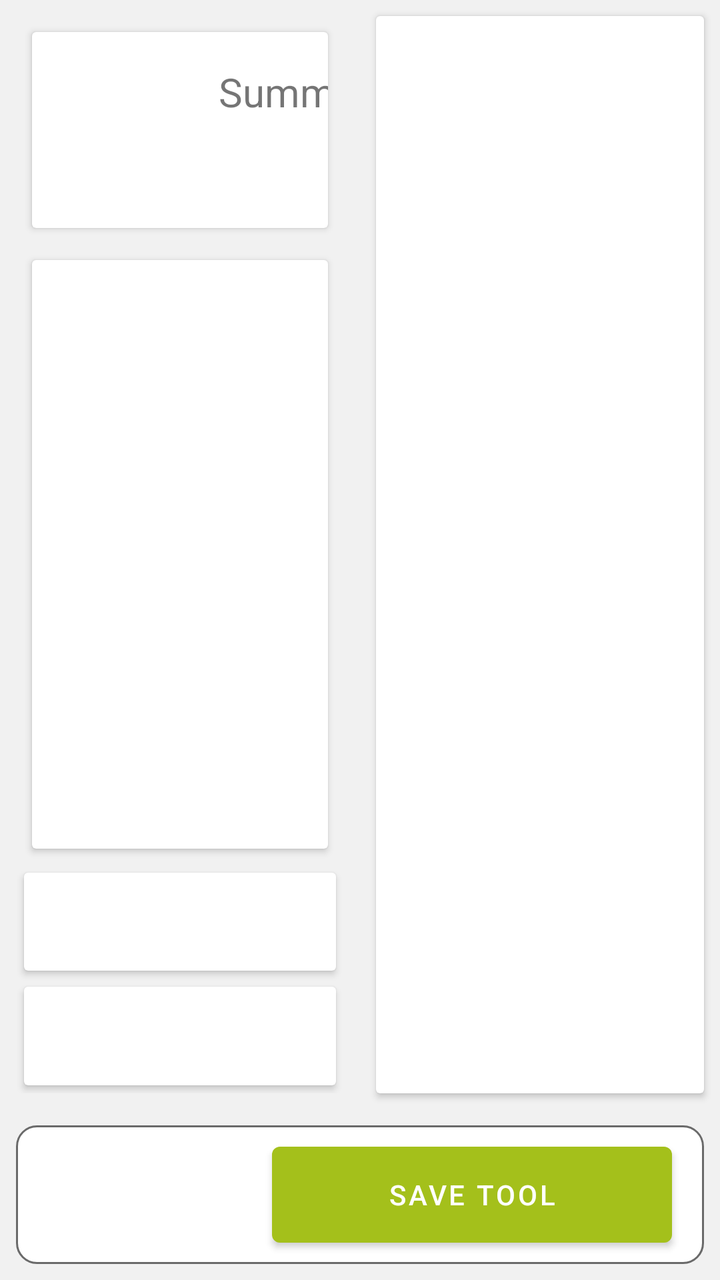
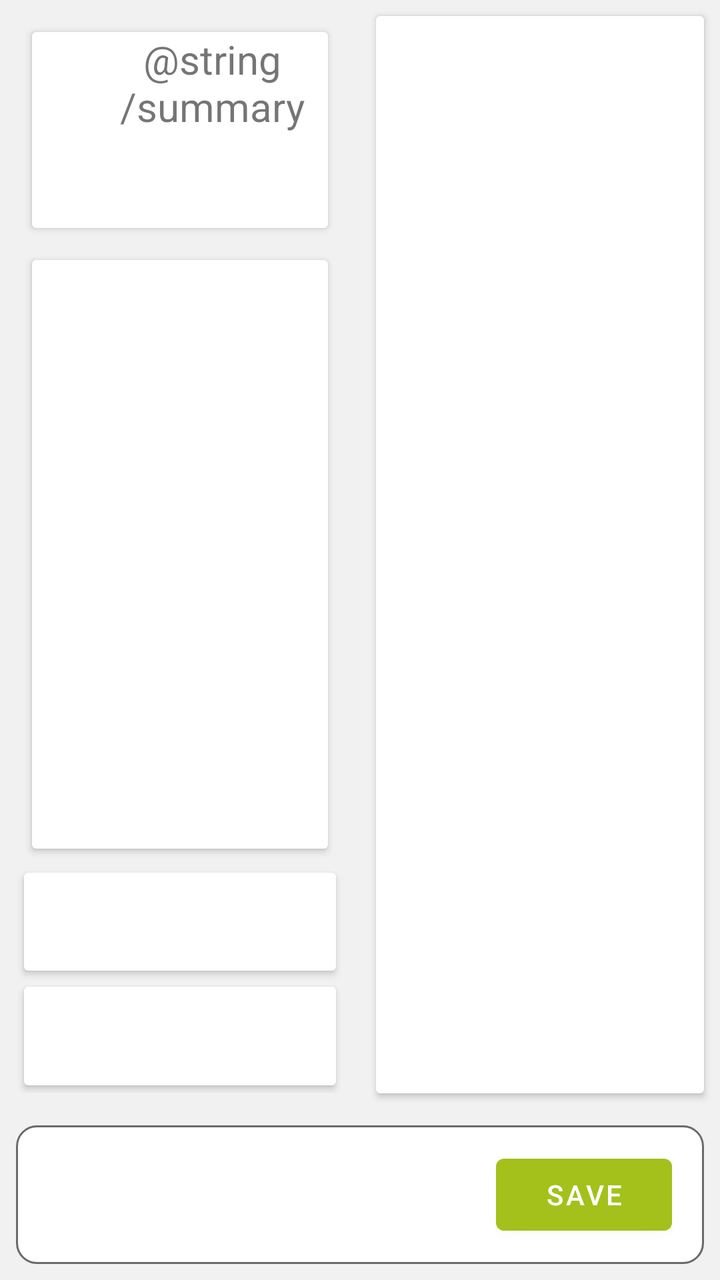

The first picture is an Android layout as it rendered before a commit; the second is the same layout after the commit. The layout source and the unified diff follow.
<!-- AndroidManifest.xml: application theme AppTheme -->
<!-- res/layout/fragment_tool_management_summary.xml -->
<?xml version="1.0" encoding="utf-8"?>
<layout xmlns:android="http://schemas.android.com/apk/res/android"
    xmlns:app="http://schemas.android.com/apk/res-auto">

    <data>

        <variable
            name="viewModel"
            type="eu.agribot.agribotapp.ui.fragment.toolmanagement.toolsummary.ToolSummaryViewModel" />
    </data>




    <LinearLayout
        android:layout_width="match_parent"
        android:layout_height="match_parent"
        android:background="@color/background_gray"
        android:orientation="vertical">

    <LinearLayout
        android:layout_width="match_parent"
        android:layout_height="0dp"
        android:layout_weight="4"
        android:background="@color/background_gray"
        android:orientation="horizontal">


        <LinearLayout
            android:layout_width="0dp"
            android:layout_height="match_parent"
            android:orientation="vertical"
            android:layout_margin="@dimen/margin_medium"
            android:layout_weight="1">

            <androidx.cardview.widget.CardView
                android:layout_width="match_parent"
                android:layout_height="0dp"
                android:layout_margin="@dimen/margin_medium"
                android:layout_weight="1"
                android:background="@drawable/rounded_corner_layout"
                android:gravity="end"
                android:orientation="horizontal">


                <TextView
                    android:id="@+id/textView4"
                    android:layout_width="200dp"
                    android:layout_height="60dp"
                    android:layout_marginStart="36dp"
                    android:textSize="@dimen/text_size_xlarge"
                    android:gravity="center"
                    android:text="Summary"
                    app:layout_constraintBottom_toBottomOf="parent"
                    app:layout_constraintStart_toStartOf="parent"
                    app:layout_constraintTop_toTopOf="parent" />

            </androidx.cardview.widget.CardView>


            <androidx.cardview.widget.CardView
                android:layout_width="match_parent"
                android:layout_height="0dp"
                android:layout_margin="@dimen/margin_medium"
                android:layout_weight="3">

                <ImageView
                    android:id="@+id/summary_tool_photo"
                    android:layout_width="match_parent"
                    android:layout_height="match_parent"/>

            </androidx.cardview.widget.CardView>




            <androidx.cardview.widget.CardView
                android:layout_width="match_parent"
                android:layout_height="0dp"
                android:layout_margin="@dimen/margin_small"
                android:layout_weight="0.5"
                android:background="@drawable/rounded_corner_layout"
                android:gravity="end"
                android:orientation="horizontal">


                <TextView
                    android:layout_width="200dp"
                    android:layout_height="60dp"
                    android:layout_marginStart="36dp"
                    android:textSize="@dimen/text_size_xlarge"
                    android:gravity="center"
                    android:text="@{viewModel.toolName}"
                    app:layout_constraintBottom_toBottomOf="parent"
                    app:layout_constraintStart_toStartOf="parent"
                    app:layout_constraintTop_toTopOf="parent" />

            </androidx.cardview.widget.CardView>


            <androidx.cardview.widget.CardView
                android:layout_width="match_parent"
                android:layout_height="0dp"
                android:layout_margin="@dimen/margin_small"
                android:layout_weight="0.5"
                android:background="@drawable/rounded_corner_layout"
                android:gravity="end"
                android:orientation="horizontal">


                <TextView
                    android:layout_width="200dp"
                    android:layout_height="60dp"
                    android:layout_marginStart="36dp"
                    android:textSize="@dimen/text_size_xlarge"
                    android:gravity="center"
                    android:text="@{viewModel.toolRfidTag}"
                    app:layout_constraintBottom_toBottomOf="parent"
                    app:layout_constraintStart_toStartOf="parent"
                    app:layout_constraintTop_toTopOf="parent" />

            </androidx.cardview.widget.CardView>










        </LinearLayout>


        <androidx.cardview.widget.CardView
            android:layout_width="0dp"
            android:layout_height="match_parent"
            android:layout_margin="@dimen/margin_medium"
            android:layout_weight="1">


            <androidx.recyclerview.widget.RecyclerView
                android:id="@+id/summary_params_recycler"
                android:layout_width="match_parent"
                android:layout_height="match_parent"
                android:layout_margin="@dimen/margin_medium" />


        </androidx.cardview.widget.CardView>


    </LinearLayout>


    <androidx.constraintlayout.widget.ConstraintLayout
            android:layout_width="match_parent"
            android:layout_height="0dp"
            android:layout_margin="@dimen/margin_medium"
            android:layout_weight="0.5"
            android:background="@drawable/rounded_corner_layout"
            android:gravity="end"
            android:orientation="horizontal">


            <com.google.android.material.button.MaterialButton
                android:id="@+id/right_button"
                android:layout_width="200dp"
                android:layout_height="60dp"
                android:layout_marginEnd="@dimen/margin_large"
                android:onClick="@{()-> viewModel.sendToolData()}"
                android:text="Save Tool"
                app:layout_constraintBottom_toBottomOf="parent"
                app:layout_constraintEnd_toEndOf="parent"
                app:layout_constraintTop_toTopOf="parent" />

        </androidx.constraintlayout.widget.ConstraintLayout>

    </LinearLayout>


</layout>
<!-- resources referenced by this layout -->
<resources>
  <color name="background_gray">#f1f1f1</color>
  <dimen name="margin_large">16dp</dimen>
  <dimen name="margin_medium">8dp</dimen>
  <dimen name="margin_small">4dp</dimen>
  <dimen name="text_size_xlarge">20sp</dimen>
  <!-- drawable rounded_corner_layout (drawable) -->
  <?xml version="1.0" encoding="utf-8"?>
  <shape xmlns:android="http://schemas.android.com/apk/res/android">
  
      <solid android:color="@android:color/white"/>
      <corners android:radius="10dp"/>
      <stroke
          android:width="1dp"
          android:color="@color/gray" />
  
  </shape>
  <style name="AppTheme" parent="Theme.MaterialComponents.Light.DarkActionBar">
          
          <item name="colorPrimary">@color/colorPrimary</item>
          <item name="colorPrimaryDark">@color/colorPrimaryDark</item>
          <item name="colorAccent">@color/colorAccent</item>
      </style>
  <color name="gray">#6A6A6A</color>
  <color name="colorPrimary">@color/base_green</color>
  <color name="colorPrimaryDark">@color/base_green_darker</color>
  <color name="colorAccent">@color/gray</color>
  <color name="base_green">#a4c01b</color>
  <color name="base_green_darker">#839915</color>
</resources>

<!-- the commit's change to res/layout/fragment_tool_management_summary.xml (unified diff, before → after) -->
@@ -8,8 +8,6 @@
             name="viewModel"
             type="eu.agribot.agribotapp.ui.fragment.toolmanagement.toolsummary.ToolSummaryViewModel" />
     </data>
-
-
 
 
     <LinearLayout
@@ -45,12 +43,12 @@
 
                 <TextView
                     android:id="@+id/textView4"
-                    android:layout_width="200dp"
-                    android:layout_height="60dp"
-                    android:layout_marginStart="36dp"
+                    android:layout_width="wrap_content"
+                    android:layout_height="wrap_content"
+                    android:layout_marginStart="@dimen/margin_xxlarge"
                     android:textSize="@dimen/text_size_xlarge"
                     android:gravity="center"
-                    android:text="Summary"
+                    android:text="@string/summary"
                     app:layout_constraintBottom_toBottomOf="parent"
                     app:layout_constraintStart_toStartOf="parent"
                     app:layout_constraintTop_toTopOf="parent" />
@@ -85,9 +83,9 @@
 
 
                 <TextView
-                    android:layout_width="200dp"
-                    android:layout_height="60dp"
-                    android:layout_marginStart="36dp"
+                    android:layout_width="wrap_content"
+                    android:layout_height="wrap_content"
+                    android:layout_marginStart="@dimen/margin_xxlarge"
                     android:textSize="@dimen/text_size_xlarge"
                     android:gravity="center"
                     android:text="@{viewModel.toolName}"
@@ -109,9 +107,9 @@
 
 
                 <TextView
-                    android:layout_width="200dp"
-                    android:layout_height="60dp"
-                    android:layout_marginStart="36dp"
+                    android:layout_width="wrap_content"
+                    android:layout_height="wrap_content"
+                    android:layout_marginStart="@dimen/margin_xxlarge"
                     android:textSize="@dimen/text_size_xlarge"
                     android:gravity="center"
                     android:text="@{viewModel.toolRfidTag}"
@@ -120,14 +118,6 @@
                     app:layout_constraintTop_toTopOf="parent" />
 
             </androidx.cardview.widget.CardView>
-
-
-
-
-
-
-
-
 
 
         </LinearLayout>
@@ -165,11 +155,11 @@
 
             <com.google.android.material.button.MaterialButton
                 android:id="@+id/right_button"
-                android:layout_width="200dp"
-                android:layout_height="60dp"
+                android:layout_width="wrap_content"
+                android:layout_height="wrap_content"
                 android:layout_marginEnd="@dimen/margin_large"
                 android:onClick="@{()-> viewModel.sendToolData()}"
-                android:text="Save Tool"
+                android:text="@string/button_save"
                 app:layout_constraintBottom_toBottomOf="parent"
                 app:layout_constraintEnd_toEndOf="parent"
                 app:layout_constraintTop_toTopOf="parent" />
<!-- resource entries referenced after the edit -->
@@ -4,6 +4,7 @@
   <dimen name="margin_large">16dp</dimen>
   <dimen name="margin_medium">8dp</dimen>
   <dimen name="margin_small">4dp</dimen>
+  <dimen name="margin_xxlarge">32dp</dimen>
   <dimen name="text_size_xlarge">20sp</dimen>
   <!-- drawable rounded_corner_layout (drawable) -->
   <?xml version="1.0" encoding="utf-8"?>
@@ -16,6 +17,7 @@
           android:color="@color/gray" />
   
   </shape>
+  <string name="button_save">SAVE</string>
   <style name="AppTheme" parent="Theme.MaterialComponents.Light.DarkActionBar">
           
           <item name="colorPrimary">@color/colorPrimary</item>
